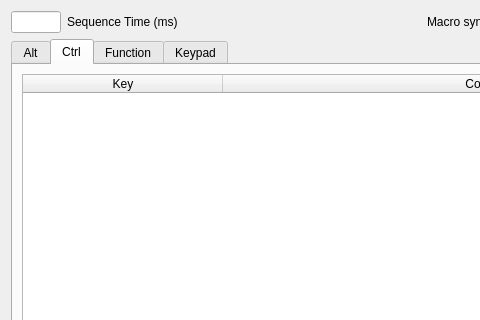
Before: the Qt Designer form gui/macrodialog.ui in matoom/frostbite, drawn with Qt 5; both pictures show x 0 to 480 and y 0 to 320 of the 786 by 473 pixel window.
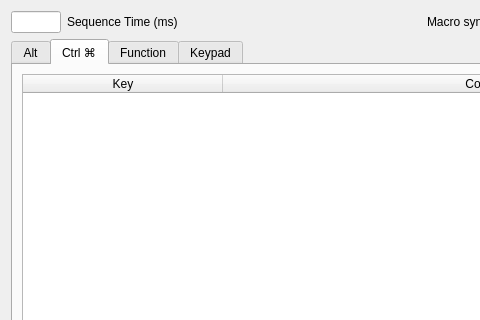
After: the same form once the commit is applied. The open tabs and pages were chosen to show the change. Icons and pictures are not drawn.

Patch:
```diff
--- a/gui/macrodialog.ui
+++ b/gui/macrodialog.ui
@@ -129,7 +129,7 @@
      </widget>
      <widget class="QWidget" name="ctrl">
       <attribute name="title">
-       <string>Ctrl</string>
+       <string>Ctrl ⌘</string>
       </attribute>
       <layout class="QVBoxLayout" name="verticalLayout_3">
        <item>
```
Left out of the diff: 2 changed lines with no effect on the pictures.
